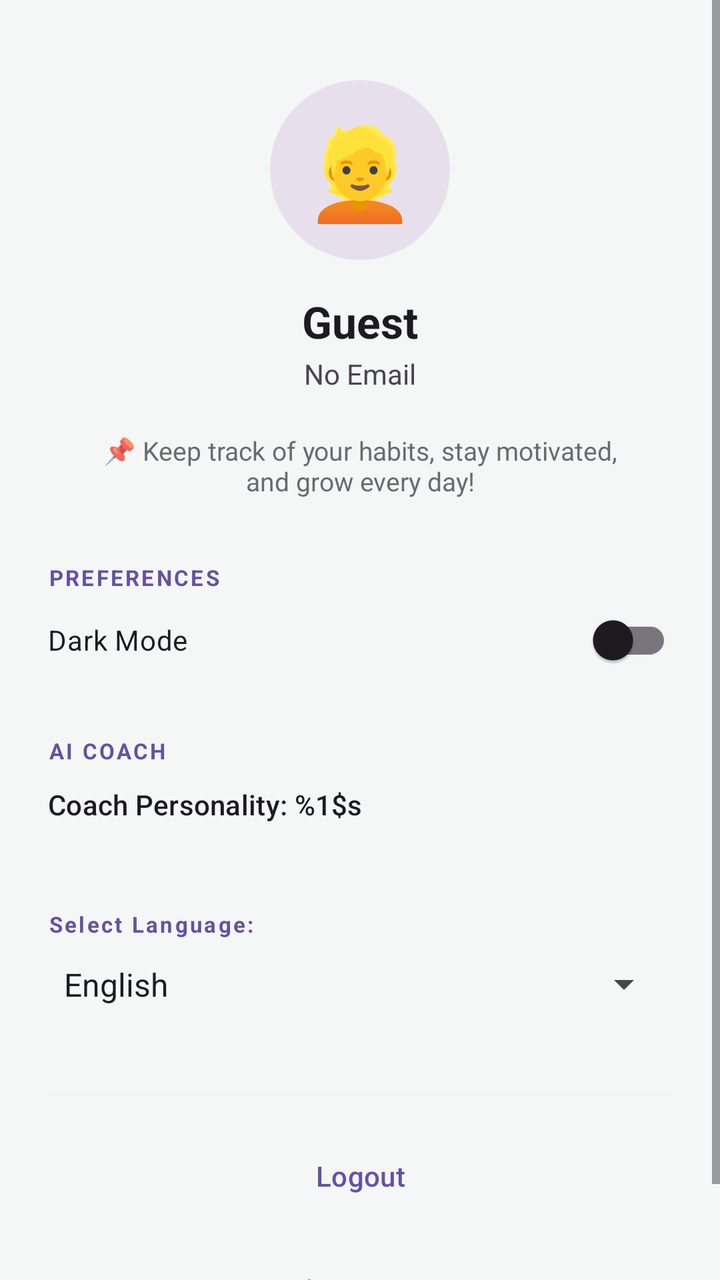
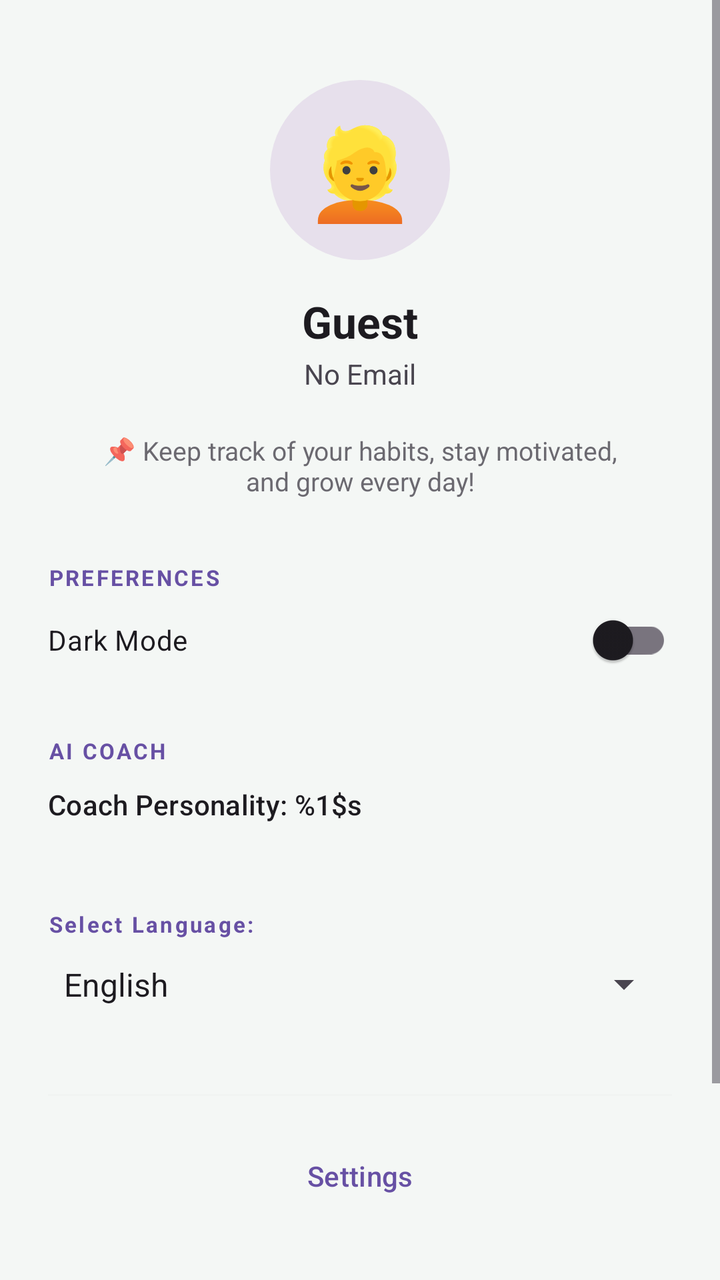

Screens rendered from an Android XML layout before and after an edit, with the pre-edit source and the edit as a unified diff.
<!-- AndroidManifest.xml: application theme Theme.TrackIt -->
<!-- res/layout/fragment_profile.xml -->
<?xml version="1.0" encoding="utf-8"?>
<ScrollView
    xmlns:android="http://schemas.android.com/apk/res/android"
    xmlns:app="http://schemas.android.com/apk/res-auto"
    android:layout_width="match_parent"
    android:layout_height="match_parent"
    android:background="@color/bg_color">

    <LinearLayout
        android:layout_width="match_parent"
        android:layout_height="wrap_content"
        android:orientation="vertical"
        android:padding="24dp"
        android:gravity="center_horizontal">

        <TextView
            android:id="@+id/profileAvatar"
            android:layout_width="90dp"
            android:layout_height="90dp"
            android:text="👱"
            android:textSize="45sp"
            android:gravity="center"
            android:background="@drawable/circle_placeholder"
            android:layout_marginTop="16dp"/>

        <TextView
            android:id="@+id/profileName"
            android:layout_width="wrap_content"
            android:layout_height="wrap_content"
            android:text="@string/guest"
            android:textSize="22sp"
            android:textStyle="bold"
            android:textColor="?android:attr/textColorPrimary"
            android:layout_marginTop="16dp"/>

        <TextView
            android:id="@+id/profileEmail"
            android:layout_width="wrap_content"
            android:layout_height="wrap_content"
            android:text="@string/no_email"
            android:textSize="14sp"
            android:textColor="?android:attr/textColorSecondary"
            android:layout_marginTop="2dp"/>

        <TextView
            android:id="@+id/profileBio"
            android:layout_width="match_parent"
            android:layout_height="wrap_content"
            android:text="@string/profile_bio"
            android:textSize="13sp"
            android:textColor="?android:attr/textColorSecondary"
            android:layout_marginTop="20dp"
            android:gravity="center"
            android:paddingHorizontal="16dp"
            android:alpha="0.8"/>

        <TextView
            android:layout_width="match_parent"
            android:layout_height="wrap_content"
            android:text="@string/preferences"
            android:textSize="11sp"
            android:textStyle="bold"
            android:textColor="?attr/colorPrimary"
            android:layout_marginTop="32dp"
            android:letterSpacing="0.1"/>

        <com.google.android.material.switchmaterial.SwitchMaterial
            android:id="@+id/themeSwitch"
            android:layout_width="match_parent"
            android:layout_height="wrap_content"
            android:text="@string/dark_mode"
            android:paddingVertical="12dp"/>

        <TextView
            android:layout_width="match_parent"
            android:layout_height="wrap_content"
            android:text="@string/ai_coach"
            android:textSize="11sp"
            android:textStyle="bold"
            android:textColor="?attr/colorPrimary"
            android:layout_marginTop="24dp"
            android:letterSpacing="0.1"/>



        <com.google.android.material.button.MaterialButton
            android:id="@+id/btnCoachTone"
            style="@style/Widget.Material3.Button.TextButton"
            android:layout_width="match_parent"
            android:layout_height="wrap_content"
            android:text="@string/coach_personality"
            android:gravity="start"
            android:paddingStart="0dp"
            android:textAllCaps="false"
            android:textColor="?android:attr/textColorPrimary"/>

        <TextView
            android:layout_width="match_parent"
            android:layout_height="wrap_content"
            android:text="@string/select_language"
            android:textSize="11sp"
            android:textStyle="bold"
            android:textColor="?attr/colorPrimary"
            android:layout_marginTop="24dp"
            android:letterSpacing="0.1"/>

        <Spinner
            android:id="@+id/langSpinner"
            android:layout_width="match_parent"
            android:layout_height="wrap_content"
            android:entries="@array/language_options"
            android:paddingVertical="12dp"/>

        <View
            android:layout_width="match_parent"
            android:layout_height="1dp"
            android:layout_marginTop="32dp"
            android:background="?android:attr/dividerVertical"
            android:alpha="0.1"/>

        <com.google.android.material.button.MaterialButton
            android:id="@+id/btnLogout"
            style="@style/Widget.Material3.Button.TextButton"
            android:layout_width="match_parent"
            android:layout_height="wrap_content"
            android:text="@string/logout"
            android:layout_marginTop="16dp"
            android:textColor="?attr/colorPrimary"
            android:textAllCaps="false"/>

        <com.google.android.material.button.MaterialButton
            android:id="@+id/btndelete"
            style="@style/Widget.Material3.Button.TextButton"
            android:layout_width="wrap_content"
            android:layout_height="wrap_content"
            android:text="@string/delete_account"
            android:layout_marginTop="8dp"
            android:textColor="#BA1A1A"
            android:textAllCaps="false"
            android:alpha="0.6"
            android:textSize="12sp"/>

        <FrameLayout
            android:id="@+id/loadingOverlay"
            android:layout_width="match_parent"
            android:layout_height="match_parent"
            android:background="?android:windowBackground"
            android:visibility="gone"
            android:elevation="100dp">

            <ProgressBar
                android:layout_width="wrap_content"
                android:layout_height="wrap_content"
                android:layout_gravity="center" />
        </FrameLayout>
    </LinearLayout>


</ScrollView>
<!-- resources referenced by this layout -->
<resources>
  <string-array name="language_options">
          <item>English</item>
          <item>Armenian (Հայերեն)</item>
          <item>Russian (Русский)</item>
      </string-array>
  <color name="bg_color">#f4f7f5</color>
  <!-- drawable circle_placeholder (drawable) -->
  <?xml version="1.0" encoding="utf-8"?>
  <shape xmlns:android="http://schemas.android.com/apk/res/android"
      android:shape="oval">
      <solid android:color="?attr/colorSurfaceVariant" />
      <size android:width="90dp" android:height="90dp" />
  </shape>
  <string name="ai_coach">AI COACH</string>
  <string name="coach_personality">Coach Personality: %1$s</string>
  <string name="dark_mode">Dark Mode</string>
  <string name="delete_account">Delete Account</string>
  <string name="guest">Guest</string>
  <string name="logout">Logout</string>
  <string name="no_email">No Email</string>
  <string name="preferences">PREFERENCES</string>
  <string name="profile_bio">📌 Keep track of your habits, stay motivated, and grow every day!</string>
  <string name="select_language">Select Language:</string>
  <style name="Theme.TrackIt" parent="Base.Theme.TrackIt" />
  <style name="Base.Theme.TrackIt" parent="Theme.Material3.DayNight.NoActionBar">
          
          
      </style>
</resources>

<!-- the commit's change to res/layout/fragment_profile.xml (unified diff, before → after) -->
@@ -119,6 +119,16 @@
             android:alpha="0.1"/>
 
         <com.google.android.material.button.MaterialButton
+            android:id="@+id/btnSettings"
+            style="@style/Widget.Material3.Button.TextButton"
+            android:layout_width="match_parent"
+            android:layout_height="wrap_content"
+            android:text="@string/title_settings"
+            android:layout_marginTop="16dp"
+            android:textColor="?attr/colorPrimary"
+            android:textAllCaps="false"/>
+
+        <com.google.android.material.button.MaterialButton
             android:id="@+id/btnLogout"
             style="@style/Widget.Material3.Button.TextButton"
             android:layout_width="match_parent"
<!-- resource entries referenced after the edit -->
@@ -23,6 +23,7 @@
   <string name="preferences">PREFERENCES</string>
   <string name="profile_bio">📌 Keep track of your habits, stay motivated, and grow every day!</string>
   <string name="select_language">Select Language:</string>
+  <string name="title_settings">Settings</string>
   <style name="Theme.TrackIt" parent="Base.Theme.TrackIt" />
   <style name="Base.Theme.TrackIt" parent="Theme.Material3.DayNight.NoActionBar">
           
